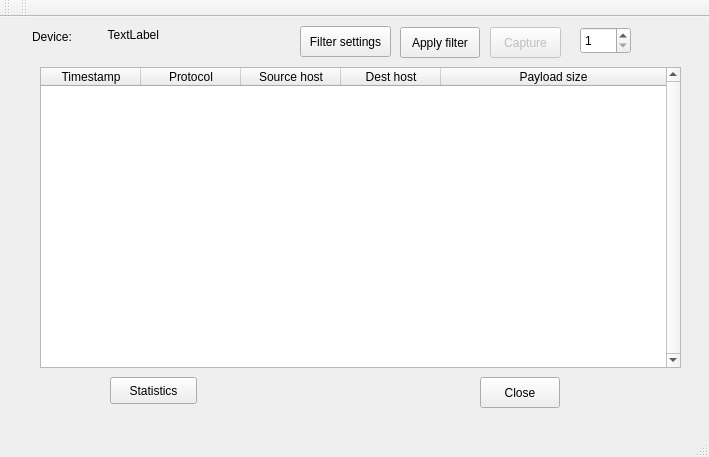
Above: mainwindow.ui from AONunan/FinalYearProject before the change. Below: the same form after it.
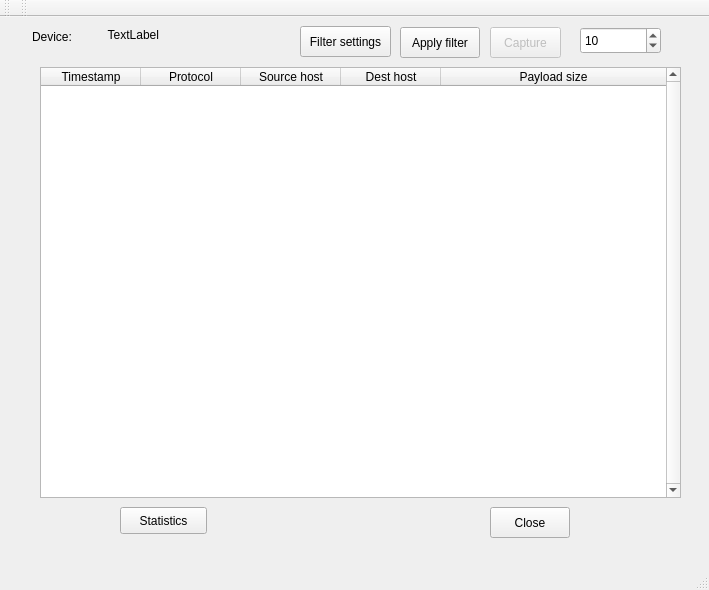
That is the form after the change.

```diff
--- a/mainwindow.ui
+++ b/mainwindow.ui
@@ -7,7 +7,7 @@
     <x>0</x>
     <y>0</y>
     <width>709</width>
-    <height>457</height>
+    <height>590</height>
    </rect>
   </property>
   <property name="windowTitle">
@@ -100,7 +100,7 @@
       <x>40</x>
       <y>50</y>
       <width>641</width>
-      <height>301</height>
+      <height>431</height>
      </rect>
     </property>
     <property name="sizePolicy">
@@ -168,8 +168,8 @@
    <widget class="QPushButton" name="button_close_handle">
     <property name="geometry">
      <rect>
-      <x>480</x>
-      <y>360</y>
+      <x>490</x>
+      <y>490</y>
       <width>80</width>
       <height>31</height>
      </rect>
@@ -183,7 +183,7 @@
      <rect>
       <x>580</x>
       <y>10</y>
-      <width>51</width>
+      <width>81</width>
       <height>27</height>
      </rect>
     </property>
@@ -194,14 +194,17 @@
      <number>1</number>
     </property>
     <property name="maximum">
-     <number>1000</number>
+     <number>10000</number>
+    </property>
+    <property name="value">
+     <number>10</number>
     </property>
    </widget>
    <widget class="QPushButton" name="pushButton_statistics">
     <property name="geometry">
      <rect>
-      <x>110</x>
-      <y>360</y>
+      <x>120</x>
+      <y>490</y>
       <width>87</width>
       <height>27</height>
      </rect>
```
